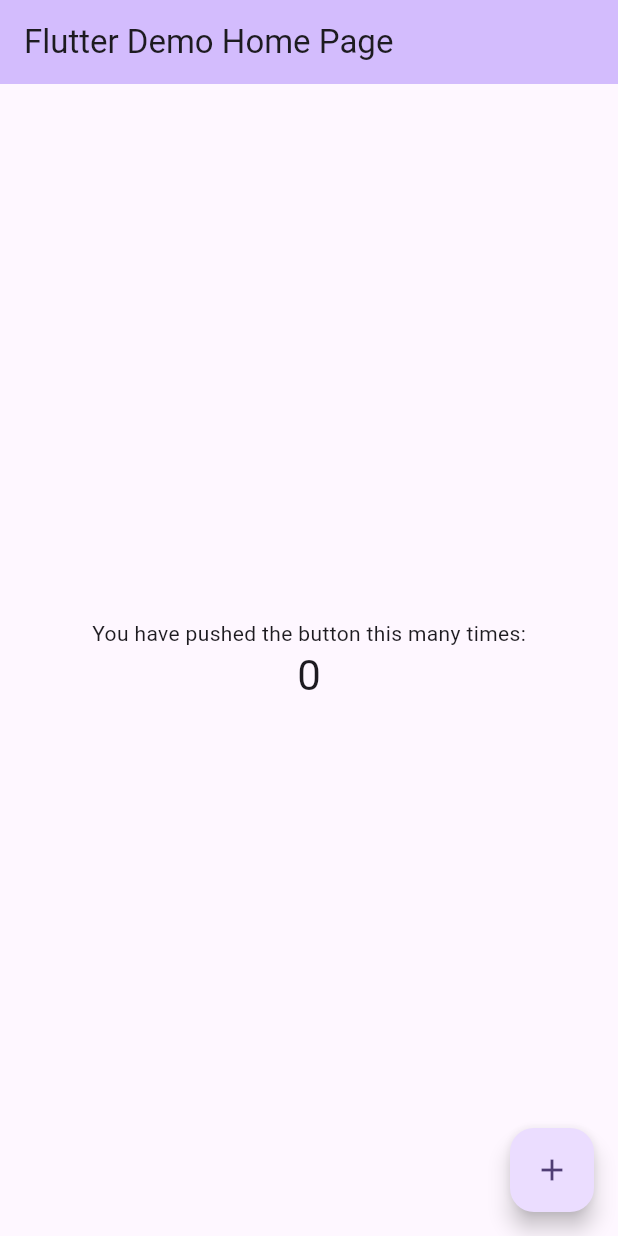
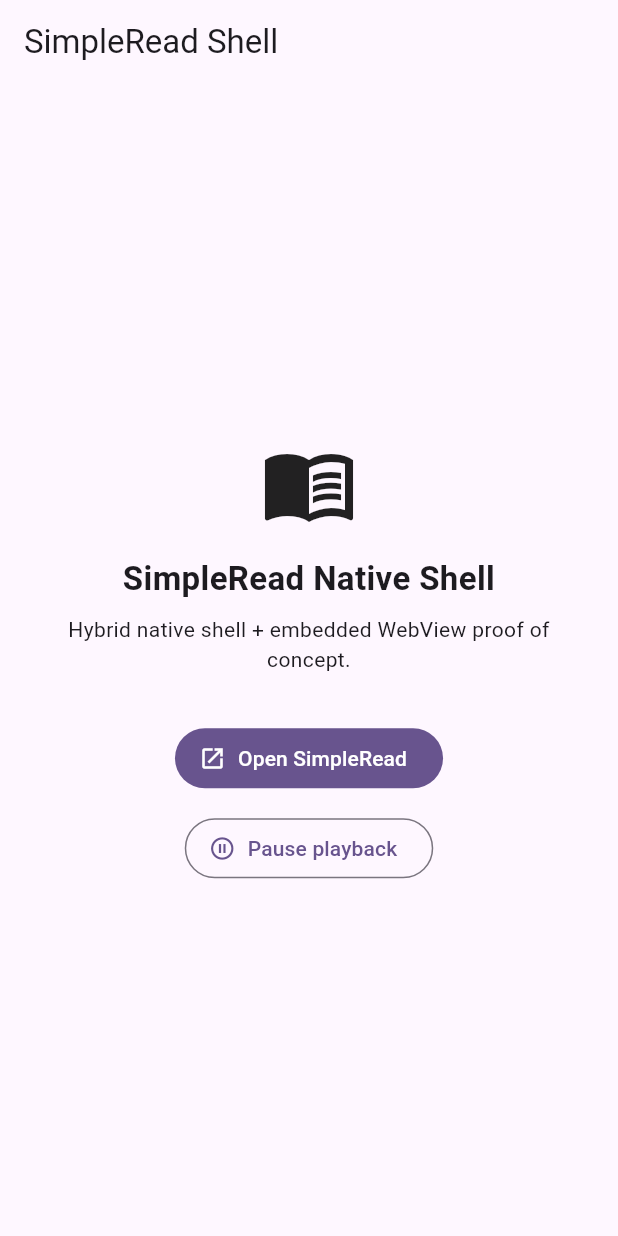
Before and after one commit to SimpleRead/SimpleRead-Flutter-webview, a Flutter app: the screen it shows after launch, on a phone screen of 412 x 824 dp. Run offline on Flutter 3.47's test engine with Material 3 defaults, Android fonts, the phone set to English and light mode, and no system bars; our stand-ins replace local_auth, webview_flutter.

Commit message:
Add native home screen with media.playback.control push to JS
Plain native Flutter home screen (no webview) — the app's 'more than a
repackaged website' surface. Its 'Pause playback' button proves native ->
JS actually works: WebviewBridgeRegistry holds the live WebViewController
while a SimpleRead webview is open, and the button calls
runJavaScript to invoke window.__simpleReadNativeBridgeDispatch with a
media.playback.control {action: 'pause'} event. With no webview open it
tells the user to open one first, rather than silently doing nothing.

```diff
--- /dev/null
+++ b/lib/bridge/webview_bridge_registry.dart
@@ -0,0 +1,34 @@
+import 'package:flutter/foundation.dart';
+import 'package:webview_flutter/webview_flutter.dart';
+
+import 'bridge_events.dart';
+import 'native_to_js.dart';
+
+/// Lets the native (non-webview) home screen reach the live webview's JS
+/// runtime to prove native -> JS actually works, without either screen
+/// holding a direct reference to the other.
+///
+/// The webview screen registers its controller here on mount and clears it
+/// on dispose; the home screen's "Pause playback" button reads it here.
+class WebviewBridgeRegistry extends ValueNotifier<WebViewController?> {
+  WebviewBridgeRegistry._() : super(null);
+
+  static final WebviewBridgeRegistry instance = WebviewBridgeRegistry._();
+
+  /// Sends a `media.playback.control` listener event into the page, e.g.
+  /// `action: 'pause'`. No-op (returns false) if no webview is currently
+  /// mounted.
+  Future<bool> sendPlaybackControl(String action) async {
+    final controller = value;
+    if (controller == null) {
+      return false;
+    }
+
+    final message = NativeToJs.buildEvent(
+      event: BridgeNativeToJsEvents.mediaPlaybackControl,
+      payload: {'action': action},
+    );
+    await controller.runJavaScript(NativeToJs.dispatchScript(message));
+    return true;
+  }
+}
--- a/lib/main.dart
+++ b/lib/main.dart
@@ -1,122 +1,24 @@
 import 'package:flutter/material.dart';
 
+import 'screens/home_screen.dart';
+
 void main() {
-  runApp(const MyApp());
+  runApp(const SimpleReadShellApp());
 }
 
-class MyApp extends StatelessWidget {
-  const MyApp({super.key});
+/// Root widget of the SimpleRead hybrid native shell PoC.
+class SimpleReadShellApp extends StatelessWidget {
+  const SimpleReadShellApp({super.key});
 
-  // This widget is the root of your application.
   @override
   Widget build(BuildContext context) {
     return MaterialApp(
-      title: 'Flutter Demo',
+      title: 'SimpleRead Shell',
       theme: ThemeData(
-        // This is the theme of your application.
-        //
-        // TRY THIS: Try running your application with "flutter run". You'll see
-        // the application has a purple toolbar. Then, without quitting the app,
-        // try changing the seedColor in the colorScheme below to Colors.green
-        // and then invoke "hot reload" (save your changes or press the "hot
-        // reload" button in a Flutter-supported IDE, or press "r" if you used
-        // the command line to start the app).
-        //
-        // Notice that the counter didn't reset back to zero; the application
-        // state is not lost during the reload. To reset the state, use hot
-        // restart instead.
-        //
-        // This works for code too, not just values: Most code changes can be
-        // tested with just a hot reload.
-        colorScheme: .fromSeed(seedColor: Colors.deepPurple),
+        colorScheme: ColorScheme.fromSeed(seedColor: Colors.deepPurple),
+        useMaterial3: true,
       ),
-      home: const MyHomePage(title: 'Flutter Demo Home Page'),
+      home: const HomeScreen(),
     );
   }
 }
-
-class MyHomePage extends StatefulWidget {
-  const MyHomePage({super.key, required this.title});
-
-  // This widget is the home page of your application. It is stateful, meaning
-  // that it has a State object (defined below) that contains fields that affect
-  // how it looks.
-
-  // This class is the configuration for the state. It holds the values (in this
-  // case the title) provided by the parent (in this case the App widget) and
-  // used by the build method of the State. Fields in a Widget subclass are
-  // always marked "final".
-
-  final String title;
-
-  @override
-  State<MyHomePage> createState() => _MyHomePageState();
-}
-
-class _MyHomePageState extends State<MyHomePage> {
-  int _counter = 0;
-
-  void _incrementCounter() {
-    setState(() {
-      // This call to setState tells the Flutter framework that something has
-      // changed in this State, which causes it to rerun the build method below
-      // so that the display can reflect the updated values. If we changed
-      // _counter without calling setState(), then the build method would not be
-      // called again, and so nothing would appear to happen.
-      _counter++;
-    });
-  }
-
-  @override
-  Widget build(BuildContext context) {
-    // This method is rerun every time setState is called, for instance as done
-    // by the _incrementCounter method above.
-    //
-    // The Flutter framework has been optimized to make rerunning build methods
-    // fast, so that you can just rebuild anything that needs updating rather
-    // than having to individually change instances of widgets.
-    return Scaffold(
-      appBar: AppBar(
-        // TRY THIS: Try changing the color here to a specific color (to
-        // Colors.amber, perhaps?) and trigger a hot reload to see the AppBar
-        // change color while the other colors stay the same.
-        backgroundColor: Theme.of(context).colorScheme.inversePrimary,
-        // Here we take the value from the MyHomePage object that was created by
-        // the App.build method, and use it to set our appbar title.
-        title: Text(widget.title),
-      ),
-      body: Center(
-        // Center is a layout widget. It takes a single child and positions it
-        // in the middle of the parent.
-        child: Column(
-          // Column is also a layout widget. It takes a list of children and
-          // arranges them vertically. By default, it sizes itself to fit its
-          // children horizontally, and tries to be as tall as its parent.
-          //
-          // Column has various properties to control how it sizes itself and
-          // how it positions its children. Here we use mainAxisAlignment to
-          // center the children vertically; the main axis here is the vertical
-          // axis because Columns are vertical (the cross axis would be
-          // horizontal).
-          //
-          // TRY THIS: Invoke "debug painting" (choose the "Toggle Debug Paint"
-          // action in the IDE, or press "p" in the console), to see the
-          // wireframe for each widget.
-          mainAxisAlignment: .center,
-          children: [
-            const Text('You have pushed the button this many times:'),
-            Text(
-              '$_counter',
-              style: Theme.of(context).textTheme.headlineMedium,
-            ),
-          ],
-        ),
-      ),
-      floatingActionButton: FloatingActionButton(
-        onPressed: _incrementCounter,
-        tooltip: 'Increment',
-        child: const Icon(Icons.add),
-      ),
-    );
-  }
-}
--- /dev/null
+++ b/lib/screens/home_screen.dart
@@ -0,0 +1,74 @@
+import 'package:flutter/material.dart';
+
+import '../bridge/webview_bridge_registry.dart';
+import 'webview_screen.dart';
+
+/// Plain native Flutter home screen — no webview here. This is the "more
+/// than a repackaged website" surface the hybrid-shell pattern relies on to
+/// lower app-store minimum-functionality rejection risk.
+class HomeScreen extends StatelessWidget {
+  const HomeScreen({super.key});
+
+  Future<void> _openSimpleRead(BuildContext context) async {
+    await Navigator.of(context).push(
+      MaterialPageRoute(builder: (_) => const WebviewScreen()),
+    );
+  }
+
+  Future<void> _pausePlayback(BuildContext context) async {
+    final messenger = ScaffoldMessenger.of(context);
+    final sent = await WebviewBridgeRegistry.instance.sendPlaybackControl('pause');
+    messenger.showSnackBar(
+      SnackBar(
+        content: Text(
+          sent
+              ? 'Sent media.playback.control { action: "pause" } to the page.'
+              : 'No SimpleRead webview is open — open it first, then pause.',
+        ),
+      ),
+    );
+  }
+
+  @override
+  Widget build(BuildContext context) {
+    return Scaffold(
+      appBar: AppBar(title: const Text('SimpleRead Shell')),
+      body: Center(
+        child: Padding(
+          padding: const EdgeInsets.all(24),
+          child: Column(
+            mainAxisSize: MainAxisSize.min,
+            children: [
+              const Icon(Icons.menu_book, size: 64),
+              const SizedBox(height: 16),
+              const Text(
+                'SimpleRead Native Shell',
+                style: TextStyle(fontSize: 22, fontWeight: FontWeight.bold),
+                textAlign: TextAlign.center,
+              ),
+              const SizedBox(height: 8),
+              const Text(
+                'Hybrid native shell + embedded WebView proof of concept.',
+                textAlign: TextAlign.center,
+              ),
+              const SizedBox(height: 32),
+              FilledButton.icon(
+                key: const Key('open_simpleread_button'),
+                onPressed: () => _openSimpleRead(context),
+                icon: const Icon(Icons.open_in_new),
+                label: const Text('Open SimpleRead'),
+              ),
+              const SizedBox(height: 12),
+              OutlinedButton.icon(
+                key: const Key('pause_playback_button'),
+                onPressed: () => _pausePlayback(context),
+                icon: const Icon(Icons.pause_circle_outline),
+                label: const Text('Pause playback'),
+              ),
+            ],
+          ),
+        ),
+      ),
+    );
+  }
+}
```
